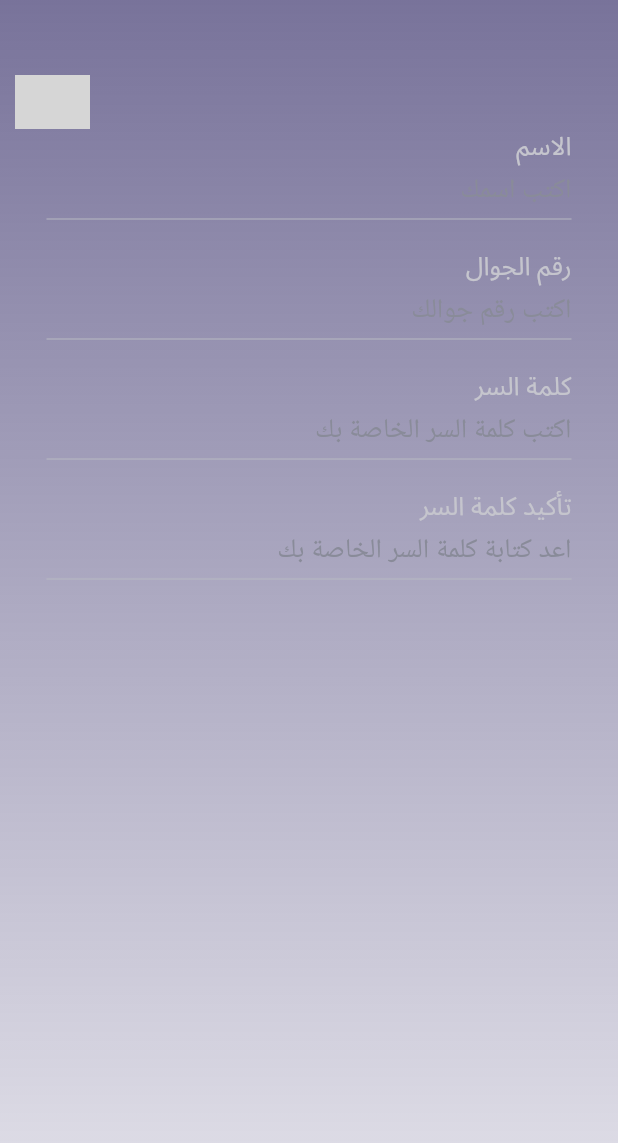
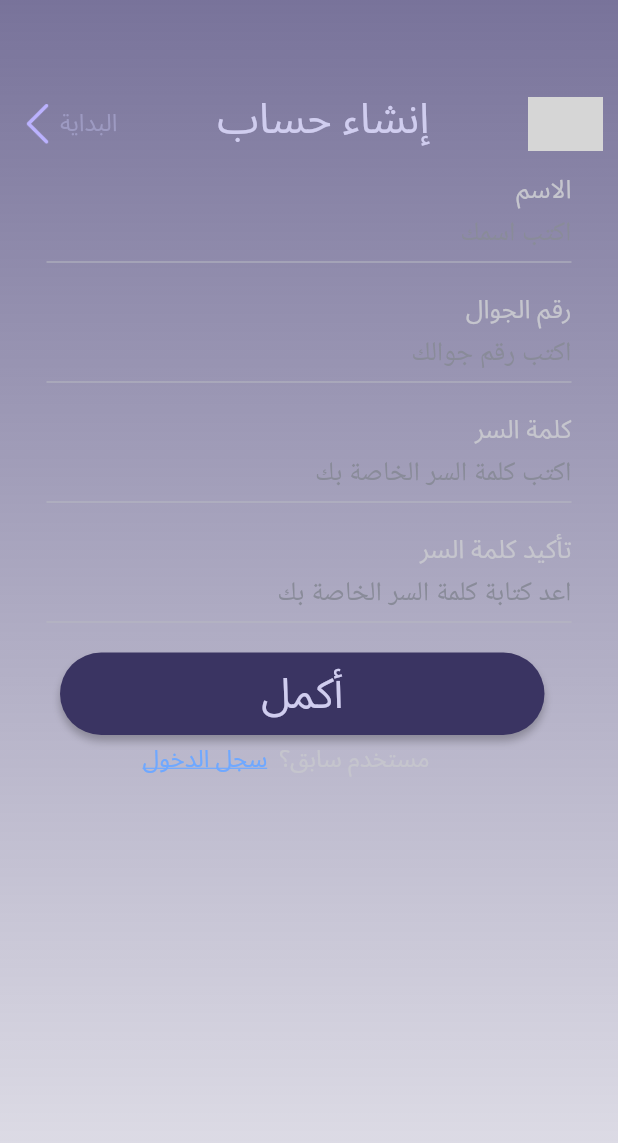
Before and after one commit to reem1alshareef/namaa, a Flutter app: the ViewSignUp screen opened directly, on a phone screen of 412 x 824 dp. Shown: the top 1143 px of the screen. Run offline on Flutter 3.47's test engine with Material 2 defaults, Android fonts, the phone set to English and light mode, and no system bars; our stand-ins replace flutter_otp_text_field, google_fonts, stacked, supabase_flutter; accounts and stored records are empty; Roboto replaces fonts that are missing (Noto Sans Arabic); grey boxes are pictures that could not be loaded.

Commit message:
Sign up / Sign in frontend

```diff
--- a/lib/Components/AccountButton.dart
+++ b/lib/Components/AccountButton.dart
@@ -1,29 +1,46 @@
 import 'package:flutter/material.dart';
+import 'package:google_fonts/google_fonts.dart';
+import 'package:namaagp/SignIn/ViewModelSignIn.dart';
+import 'package:namaagp/SignUp/ViewModelSignUp.dart';
 
 class AccountButton extends StatelessWidget {
   final String title;
-  final String placeHolder;
+  final String type;
+  final signupObj = new ViewModelSignUp();
+  final signinObj = new ViewModelSignIn();
+  TextEditingController name;
+  TextEditingController phonenumber;
+  TextEditingController pin;
 
-  const AccountButton({
+
+   AccountButton({
     Key? key,
     required this.title,
-    required this.placeHolder,
+    required this.type,
+    required this.name,
+    required this.phonenumber,
+    required this.pin,
 
   }) : super(key: key);
 
   @override
   Widget build(BuildContext context) {
-    return SizedBox(
-    width: 323,
-    height: 55,
-    child: Stack(
-        children: [
-            Positioned(
-                left: 0,
-                top: 0,
-                child: Container(
+    return Container(
+      child: GestureDetector(
+      onTap: () {//this if statement changes the purpose or the destination of the button
+buttonAction();
+              },
+      child: Row(
+
+      children: [
+        SizedBox(width: 30,),
+
+
+
+Container(
                     width: 323,
                     height: 55,
+                    padding: EdgeInsets.all(10),
                     decoration: ShapeDecoration(
                         color: const Color(0xFF3A3462),
                         shape: RoundedRectangleBorder(
@@ -38,28 +55,37 @@ class AccountButton extends StatelessWidget {
                             )
                         ],
                     ),
+                    child: Text(title,
+                  textAlign: TextAlign.center,
+                  style: GoogleFonts.getFont("Noto Sans Arabic",
+                      fontSize: 28,
+                      fontWeight: FontWeight.w400,
+                      height: 1.5,
+                      textStyle: const TextStyle(color: Color(0xFFD0CDEF)))),
                 ),
-            ),
-            const Positioned(
-                left: 79,
-                top: 5,
-                child: SizedBox(
-                    width: 166,
-                    height: 45,
-                    child: Text(
-                        'إنشاء حساب',
-                        textAlign: TextAlign.center,
-                        style: TextStyle(
-                            color: Color(0xFFF8F8FF),
-                            fontSize: 24,
-                            fontFamily: 'Trade Winds',
-                            fontWeight: FontWeight.w400,
-                        ),
-                    ),
-                ),
-            ),
-        ],
-    ),
-);
+
+      ],
+    )
+    ,));
+  }
+  buttonAction(){
+  switch (type.toLowerCase()) {
+    case 'signup':
+      signupObj.signUp(name.text, phonenumber.text, pin.text);
+      print('reached Sign up!!!!');
+    break;
+
+    case 'signin':
+    signinObj.signIn(phonenumber.text, pin.text);
+      print('reached Sign In!!!!');
+    break;
+
+    case 'continue':
+      print('reached continue!!!!');
+    break;
+
+    default:
+    print('Eroooorrrrrrrrrrr!!!!');
   }
 }
+}
--- a/lib/Components/CostomizedTextButton.dart
+++ b/lib/Components/CostomizedTextButton.dart
@@ -27,12 +27,12 @@ class CostomizedTextButton extends StatelessWidget {
 
         case 'SignUp':
         print('reached sign up in navigator');
-        Navigator.push(context,MaterialPageRoute(builder: (context) => const ViewSignUp()),);
+        Navigator.push(context,MaterialPageRoute(builder: (context) =>  ViewSignUp()),);
         break;
 
         case 'SignIn':
         print('reached sign in in navigator');
-        Navigator.push(context,MaterialPageRoute(builder: (context) => const ViewSignIn()),);
+        Navigator.push(context,MaterialPageRoute(builder: (context) =>  ViewSignIn()),);
         break;
 
         case 'retrievePassword':
@@ -58,8 +58,8 @@ class CostomizedTextButton extends StatelessWidget {
       child: Row(
 
       children: [
-          SizedBox(width: 85,),
-          Text('إعادة الإرسال',
+          SizedBox(width: purpose!='SignUp'?85:65,),
+          Text(actionTitle,
               textAlign: TextAlign.right,
               style: GoogleFonts.getFont("Noto Sans Arabic",
                   fontSize: 16,
@@ -69,7 +69,7 @@ class CostomizedTextButton extends StatelessWidget {
 
                   //textDecoration: ,
                   ),
-                  Text('لم يصلك رمز التحقق؟  ',
+                  Text(question,
               textAlign: TextAlign.right,
               style: GoogleFonts.getFont("Noto Sans Arabic",
                   fontSize: 16,
--- a/lib/Components/ReturnToPreviousPage.dart
+++ b/lib/Components/ReturnToPreviousPage.dart
@@ -3,11 +3,17 @@ import 'package:google_fonts/google_fonts.dart';
 
 class ReturnToPreviousPage extends StatelessWidget {
   final String title;
+
+  final double tWidth;
+
+  //public var widthh=400;
   //final String placeHolder;
 
   const ReturnToPreviousPage({
     Key? key,
     required this.title,
+    required this.tWidth,
+    //final int widthh=400,
     //required this.placeHolder,
 
   }) : super(key: key);
@@ -19,7 +25,7 @@ class ReturnToPreviousPage extends StatelessWidget {
               Navigator.pop(context);
               },
               child: SizedBox(
-    width: 400,
+    width: tWidth,
     height: 55,
     child: Row(
         children: [
--- a/lib/Components/TextInputField.dart
+++ b/lib/Components/TextInputField.dart
@@ -4,11 +4,13 @@ import 'package:google_fonts/google_fonts.dart';
 class TextInputField extends StatelessWidget {
   final String title;
   final String placeHolder;
+  final TextEditingController inputController;
 
   const TextInputField({
     Key? key,
     required this.title,
     required this.placeHolder,
+    required this.inputController,
   }) : super(key: key);
 
   @override
@@ -40,6 +42,8 @@ class TextInputField extends StatelessWidget {
                       width: 0.7, color: Color(0xFFB8BAC2)), //<-- SEE HERE
                 ),
               ),
+              controller: inputController,
+              obscureText: title=='كلمة السر'|| title=='تأكيد كلمة السر'? true:false,
             )),
         SizedBox(
           height: 20,
--- a/lib/ExplorePage/ViewExplorePage.dart
+++ b/lib/ExplorePage/ViewExplorePage.dart
@@ -34,7 +34,7 @@ class ViewExplorePage extends StatelessWidget {
                 // ignore: prefer_const_constructors
                 child: Column(
                   children: [
-                    mainHeader(),
+                    mainHeader(title: '',),
 
                     //Balance Area
 
--- a/lib/Identity Elements/mainHeader.dart
+++ b/lib/Identity Elements/mainHeader.dart
@@ -1,12 +1,14 @@
 import 'package:flutter/material.dart';
+import 'package:google_fonts/google_fonts.dart';
+import 'package:namaagp/Components/ReturnToPreviousPage.dart';
 
 class mainHeader extends StatelessWidget {
-  //final String title;
+  final String title;
   //final String subTitle;
 
   const mainHeader({
     Key? key,
-    //required this.title,
+    required this.title,
     //required this.subTitle,
   }) : super(key: key);
 
@@ -15,6 +17,14 @@ class mainHeader extends StatelessWidget {
     return Row(
       mainAxisAlignment: MainAxisAlignment.spaceBetween,
       children: [
+        ReturnToPreviousPage(title: 'البداية', tWidth: 69,),
+        Text(title,
+                  textAlign: TextAlign.center,
+                  style: GoogleFonts.getFont("Noto Sans Arabic",
+                      fontSize: 28,
+                      fontWeight: FontWeight.w400,
+                      height: 1.5,
+                      textStyle: const TextStyle(color: Color(0xFFD0CDEF)))),
         Container(
           width: 50,
           height: 36.31,
@@ -28,7 +38,9 @@ class mainHeader extends StatelessWidget {
               fit: BoxFit.cover,
             ),
           ),
-        )
+        ),
+
+
 
         //SizedBox(height: 200,),
 //         SizedBox(
--- a/lib/OTPPage/ViewOTPPage.dart
+++ b/lib/OTPPage/ViewOTPPage.dart
@@ -39,7 +39,7 @@ class ViewOTPPage extends StatelessWidget {
                 // ignore: prefer_const_constructors
                 child: Column(
                   children: [
-                    ReturnToPreviousPage(title: 'الصفحة السابقة'),
+                    ReturnToPreviousPage(title: 'الصفحة السابقة', tWidth: 400,),
                     introPagesHeader(subTitle: 'تم إرسال رمز التحقق على رقم جوالك', title: 'أدخل رمز التحقق',),
                     OtpTextField(
                       margin: EdgeInsets.all(12),
--- a/lib/SignIn/ViewModelSignIn.dart
+++ b/lib/SignIn/ViewModelSignIn.dart
@@ -1,3 +1,7 @@
 import 'package:stacked/stacked.dart';
 
-class ViewModelSignIn extends BaseViewModel {}
+class ViewModelSignIn extends BaseViewModel {
+  signIn(String phonenumber, String password){
+    //print(phonenumber);
+  }
+}
--- a/lib/SignUp/ViewModelSignUp.dart
+++ b/lib/SignUp/ViewModelSignUp.dart
@@ -1,3 +1,7 @@
 import 'package:stacked/stacked.dart';
 
-class ViewModelSignUp extends BaseViewModel {}
+class ViewModelSignUp extends BaseViewModel {
+  signUp(String name, String phonenumber, String password){
+    //print(name);
+  }
+}
--- a/lib/SignUp/ViewSignUp.dart
+++ b/lib/SignUp/ViewSignUp.dart
@@ -1,4 +1,6 @@
 import 'package:flutter/material.dart';
+import 'package:namaagp/Components/AccountButton.dart';
+import 'package:namaagp/Components/CostomizedTextButton.dart';
 import 'package:namaagp/Components/TextInputField.dart';
 import 'package:namaagp/Identity%20Elements/mainHeader.dart';
 import 'package:namaagp/SignUp/ViewModelSignUp.dart';
@@ -6,8 +8,11 @@ import 'package:stacked/stacked.dart';
 
 
 class ViewSignUp extends StatelessWidget {
-  const ViewSignUp({super.key});
-
+  final TextEditingController namee=TextEditingController();
+  final TextEditingController phonenumberr=TextEditingController();
+  final TextEditingController password=TextEditingController();
+  final TextEditingController passwordConfirm=TextEditingController();
+   ViewSignUp({super.key});
   @override
   Widget build(BuildContext context) {
     return ViewModelBuilder<ViewModelSignUp>.reactive(
@@ -35,16 +40,16 @@ class ViewSignUp extends StatelessWidget {
                 // ignore: prefer_const_constructors
                 child: Column(
                   children: [
-                    mainHeader(),
-                    //introPagesHeader(subTitle: 'إنشاء حساب',),
-                    TextInputField(title: 'الاسم', placeHolder: 'اكتب اسمك'),
-                    TextInputField(title: 'رقم الجوال', placeHolder: 'اكتب رقم جوالك'),
-                    TextInputField(title: 'كلمة السر', placeHolder: 'اكتب كلمة السر الخاصة بك'),
-                    TextInputField(title: 'تأكيد كلمة السر', placeHolder: 'اعد كتابة كلمة السر الخاصة بك'),
-
-                    //SizedBox(height: 10,),
-                    //AccountButton(title: 'title', placeHolder: 'placeHolder')
-                    //header()
+                    SizedBox(height: 5,),
+                    mainHeader(title: 'إنشاء حساب',),
+                    SizedBox(height: 5,),
+                    TextInputField(title: 'الاسم', placeHolder: 'اكتب اسمك', inputController: namee,),
+                    TextInputField(title: 'رقم الجوال', placeHolder: 'اكتب رقم جوالك', inputController: phonenumberr,),
+                    TextInputField(title: 'كلمة السر', placeHolder: 'اكتب كلمة السر الخاصة بك', inputController: password,),
+                    TextInputField(title: 'تأكيد كلمة السر', placeHolder: 'اعد كتابة كلمة السر الخاصة بك', inputController: passwordConfirm,),
+                    AccountButton(title: 'أكمل', type: 'SignUp', name: namee, phonenumber: phonenumberr, pin: password,),
+                    SizedBox(height: 5,),
+                    CostomizedTextButton(question: 'مستخدم سابق؟  ', actionTitle: 'سجل الدخول', purpose: 'SignIn',)
                   ],
                 )
               ));
--- a/lib/Splash/SplashCompenents/DraggableButton.dart
+++ b/lib/Splash/SplashCompenents/DraggableButton.dart
@@ -69,7 +69,7 @@ class DraggableButton extends StatelessWidget {
                           ,onDragEnd: (details) {
                             Navigator.push(
     context,
-    MaterialPageRoute(builder: (context) => const ViewSignUp()),
+    MaterialPageRoute(builder: (context) =>  ViewSignUp()),
   );
                           },),
 
```
Also changed, not shown: lib/SignIn/ViewSignIn.dart (+43 -8 lines).
